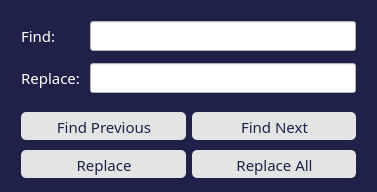
Above: FrameWorkCode/textfinder.ui from UDAAN-LEAP/leap-pe-tool before the change. Below: the same form after it.
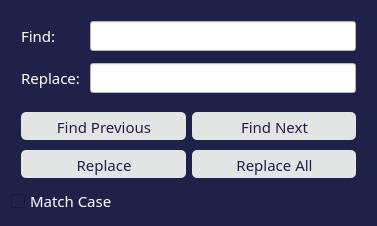
That is the form after the change.

Commit message: Added Match Case checbox in Find and Replace Window

Diff of the .ui file:
```diff
--- a/FrameWorkCode/textfinder.ui
+++ b/FrameWorkCode/textfinder.ui
@@ -7,7 +7,7 @@
     <x>0</x>
     <y>0</y>
     <width>377</width>
-    <height>189</height>
+    <height>198</height>
    </rect>
   </property>
   <property name="font">
@@ -192,6 +192,16 @@
        </item>
       </layout>
      </item>
+     <item>
+      <widget class="QCheckBox" name="matchCaseCheckBox">
+       <property name="styleSheet">
+        <string notr="true">color: rgb(255, 255, 255);</string>
+       </property>
+       <property name="text">
+        <string>Match Case</string>
+       </property>
+      </widget>
+     </item>
     </layout>
    </item>
   </layout>
```
The commit also changes 4 other files.
